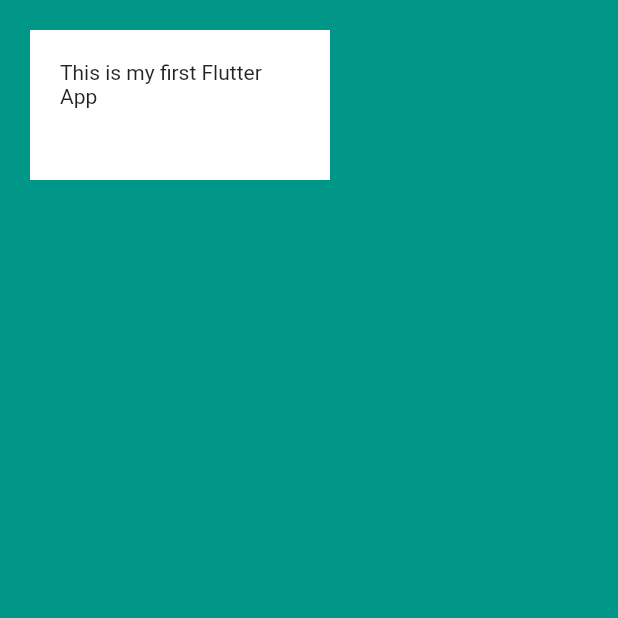
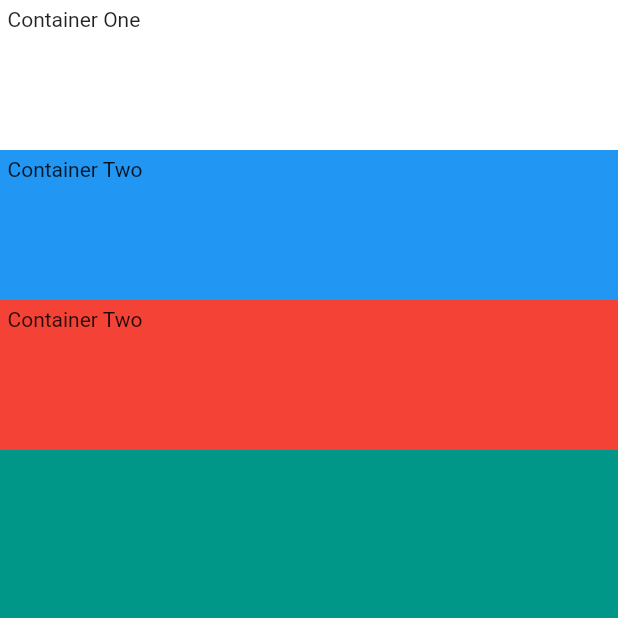
Before and after one commit to Chris-Eminence/flutter-i-am-rich, a Flutter app: the screen it shows after launch, on a phone screen of 412 x 824 dp, the top half of it. Run offline on Flutter 3.47's test engine with Material 2 defaults, Android fonts, the light colour scheme and no system bars.

Commit message:
Working with multiple-child containers

```diff
--- a/lib/main.dart
+++ b/lib/main.dart
@@ -11,15 +11,32 @@
       home: Scaffold(
         backgroundColor: Colors.teal,
         body: SafeArea(
-          child: Container(
-            height: 100.0,
-            width: 200.0,
-            margin: const EdgeInsets.all(20),
-            padding: const EdgeInsets.all(20),
-            color: Colors.white,
-            child: const Text('This is my first Flutter App'),
-          ),
-        ),
+            child: Column(
+          crossAxisAlignment: CrossAxisAlignment.stretch,
+          children: [
+            Container(
+              height: 100,
+              width: 100,
+              padding: const EdgeInsets.all(5),
+              color: Colors.white,
+              child: const Text('Container One'),
+            ),
+            Container(
+              height: 100,
+              width: 100,
+              padding: const EdgeInsets.all(5),
+              color: Colors.blue,
+              child: const Text('Container Two'),
+            ),
+            Container(
+              height: 100,
+              width: 100,
+              padding: const EdgeInsets.all(5),
+              color: Colors.red,
+              child: const Text('Container Two'),
+            ),
+          ],
+        )),
       ),
     );
   }
```
